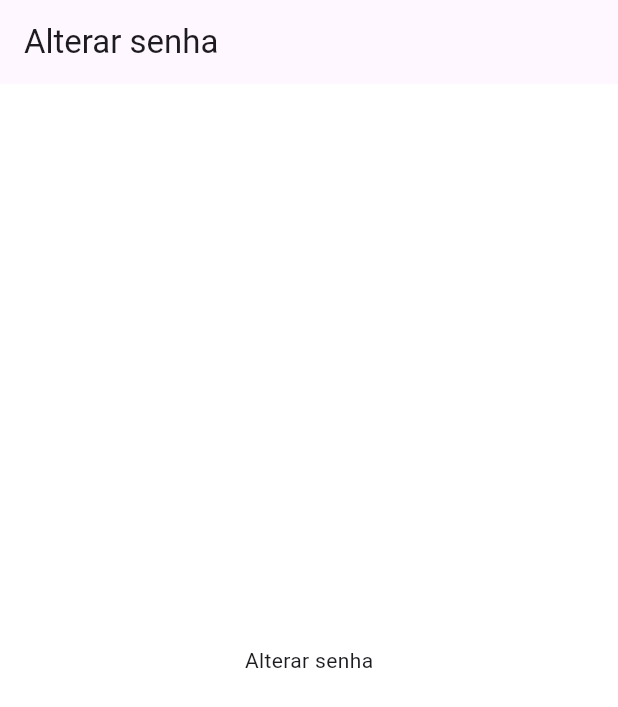
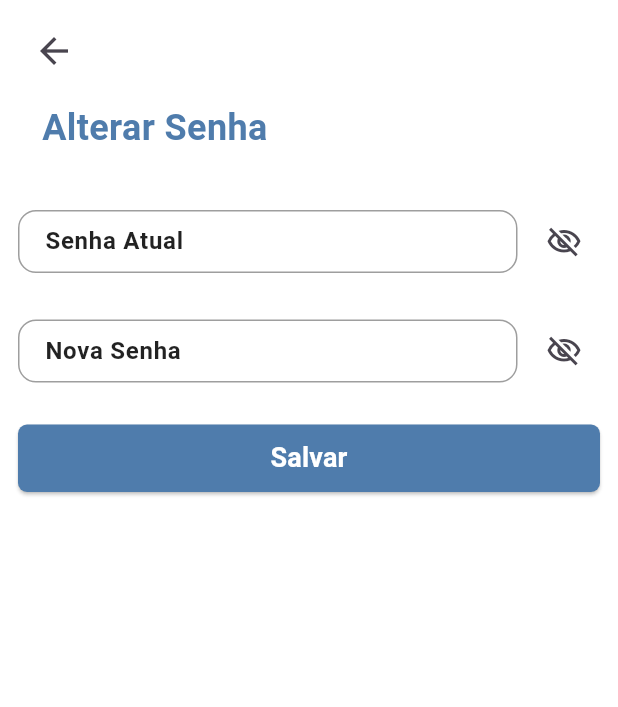
Before and after one commit to DanielMota04/BookLife, a Flutter app: the ChangePasswordPage screen opened by its route, on a phone screen of 412 x 824 dp. Shown: the top 707 px of the screen. Run offline on Flutter 3.47's test engine with Material 3 defaults, Android fonts, the light colour scheme and no system bars; our stand-ins replace cloud_firestore, file_picker, firebase_auth, firebase_core, go_router, google_fonts; accounts and stored records are empty.

Commit message:
Tela de alterar senha
Agora o InputTextField pode receber um obscureText como parametro opcional

Foi criado também o componente para os inputs de mudançca de senha

```diff
--- a/lib/core/widgets/input_text_field.dart
+++ b/lib/core/widgets/input_text_field.dart
@@ -4,11 +4,13 @@ import 'package:flutter/material.dart';
 class InputTextField extends StatelessWidget {
   final TextEditingController controller;
   final String hint;
+  final bool? obscureText;
 
   const InputTextField({
     super.key,
     required this.controller,
     required this.hint,
+    this.obscureText,
   });
 
   @override
@@ -17,6 +19,7 @@ class InputTextField extends StatelessWidget {
       height: 42,
       child: TextField(
         controller: controller,
+        obscureText: obscureText ?? false,
         decoration: InputDecoration(
           hintText: hint,
           hintStyle: TextStyle(
--- a/lib/features/settings/views/change_password_page.dart
+++ b/lib/features/settings/views/change_password_page.dart
@@ -1,14 +1,66 @@
+import 'package:book_life/core/widgets/button.dart';
+import 'package:book_life/features/settings/views/widgets/change_password_input.dart';
+import 'package:book_life/features/settings/views/widgets/page_title_widget.dart';
 import 'package:flutter/material.dart';
+import 'package:go_router/go_router.dart';
 
-class ChangePasswordPage extends StatelessWidget {
+class ChangePasswordPage extends StatefulWidget {
   const ChangePasswordPage({super.key});
+
+  @override
+  State<ChangePasswordPage> createState() => _ChangePasswordPageState();
+}
+
+class _ChangePasswordPageState extends State<ChangePasswordPage> {
+  final TextEditingController _currentPasswordController = TextEditingController();
+  final TextEditingController _newPasswordController = TextEditingController();
+
+
+  @override
+  void dispose() {
+    _currentPasswordController.dispose();
+    _newPasswordController.dispose();
+    super.dispose();
+  }
 
   @override
   Widget build(BuildContext context) {
     return Scaffold(
-      appBar: AppBar(title: const Text('Alterar senha')),
-      body: const Center(
-        child: Text('Alterar senha'),
+      body: SafeArea(
+        child: SingleChildScrollView(
+          padding: const EdgeInsets.symmetric(horizontal: 12, vertical: 10),
+          child: Column(
+            crossAxisAlignment: CrossAxisAlignment.start,
+            children: [
+              IconButton(
+                onPressed: () {
+                  context.pop();
+                },
+                icon: const Icon(Icons.arrow_back, size: 28),
+              ),
+
+              PageTitle(title: 'Alterar Senha'),
+
+              SizedBox(height: 35),
+
+              ChangePasswordInput(controller: _currentPasswordController, hint: 'Senha Atual', obscureText: true),
+
+              SizedBox(height: 25),
+
+              ChangePasswordInput(controller: _newPasswordController, hint: 'Nova Senha', obscureText: true),
+
+              SizedBox(height: 25),
+
+              Button(
+                text: 'Salvar',
+                onPressed: () {
+                  // implementar função de salvar alterações depois
+                  context.pop();
+                },
+              ),
+            ],
+          ),
+        ),
       ),
     );
   }
--- /dev/null
+++ b/lib/features/settings/views/widgets/change_password_input.dart
@@ -0,0 +1,48 @@
+import 'package:book_life/core/widgets/input_text_field.dart';
+import 'package:flutter/material.dart';
+
+class ChangePasswordInput extends StatefulWidget {
+  final TextEditingController controller;
+  final String hint;
+  final bool obscureText;
+
+  const ChangePasswordInput({
+    super.key,
+    required this.controller,
+    required this.hint,
+    required this.obscureText,
+  });
+
+  @override
+  State<ChangePasswordInput> createState() => _ChangePasswordInputState();
+}
+
+class _ChangePasswordInputState extends State<ChangePasswordInput> {
+  late bool _isObscure;
+
+  @override
+  void initState() {
+    super.initState();
+    _isObscure = widget.obscureText;
+  }
+
+  @override
+  Widget build(BuildContext context) {
+    return Row(
+      children: [
+        Expanded(
+          child: InputTextField(
+            controller: widget.controller,
+            hint: widget.hint,
+            obscureText: _isObscure,
+          ),
+        ),
+        SizedBox(width: 7),
+        IconButton(
+          onPressed: () => setState(() => _isObscure = !_isObscure),
+          icon: Icon(_isObscure ? Icons.visibility_off_outlined : Icons.visibility_outlined),
+        ),
+      ],
+    );
+  }
+}
```
